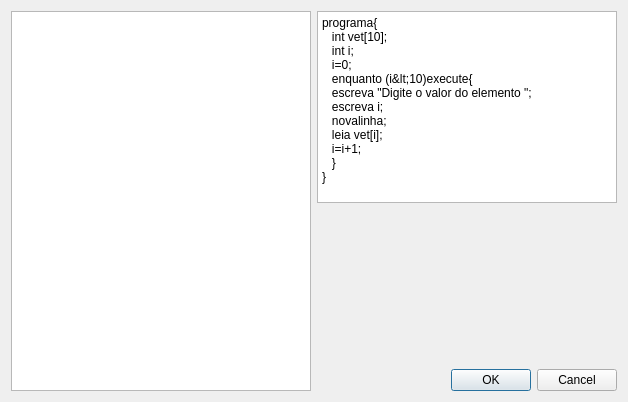
First picture: the form in fontedialog.ui, repository brlebtag/cafezinho-ide, before the edit.
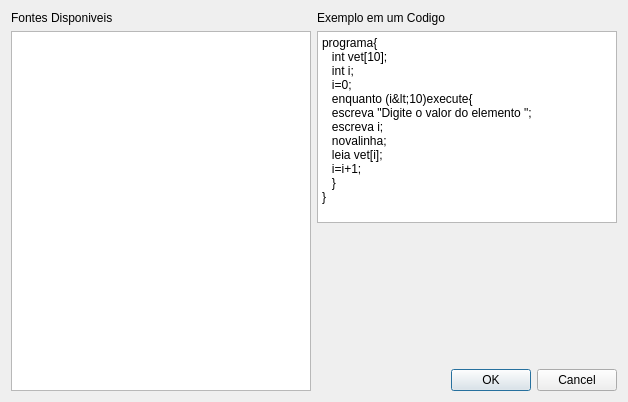
Second picture: the form after the edit.

Commit message: Implementando Menu Fontes em um dialog separado...

The edit to the form file:
```diff
--- a/fontedialog.ui
+++ b/fontedialog.ui
@@ -14,8 +14,29 @@
    <string>Dialog</string>
   </property>
   <layout class="QGridLayout" name="gridLayout">
+   <item row="0" column="0">
+    <layout class="QVBoxLayout" name="verticalLayout_2">
+     <item>
+      <widget class="QLabel" name="label">
+       <property name="text">
+        <string>Fontes Disponiveis</string>
+       </property>
+      </widget>
+     </item>
+     <item>
+      <widget class="QListWidget" name="listaFontes"/>
+     </item>
+    </layout>
+   </item>
    <item row="0" column="1">
     <layout class="QVBoxLayout" name="verticalLayout">
+     <item>
+      <widget class="QLabel" name="label_2">
+       <property name="text">
+        <string>Exemplo em um Codigo</string>
+       </property>
+      </widget>
+     </item>
      <item>
       <widget class="QPlainTextEdit" name="codigoExemplo">
        <property name="readOnly">
@@ -62,9 +83,6 @@
      </item>
     </layout>
    </item>
-   <item row="0" column="0">
-    <widget class="QListWidget" name="listaFontes"/>
-   </item>
   </layout>
  </widget>
  <resources/>
```
Left out of the diff: 2 changed lines with no effect on the pictures. The commit also changes 5 other files.
